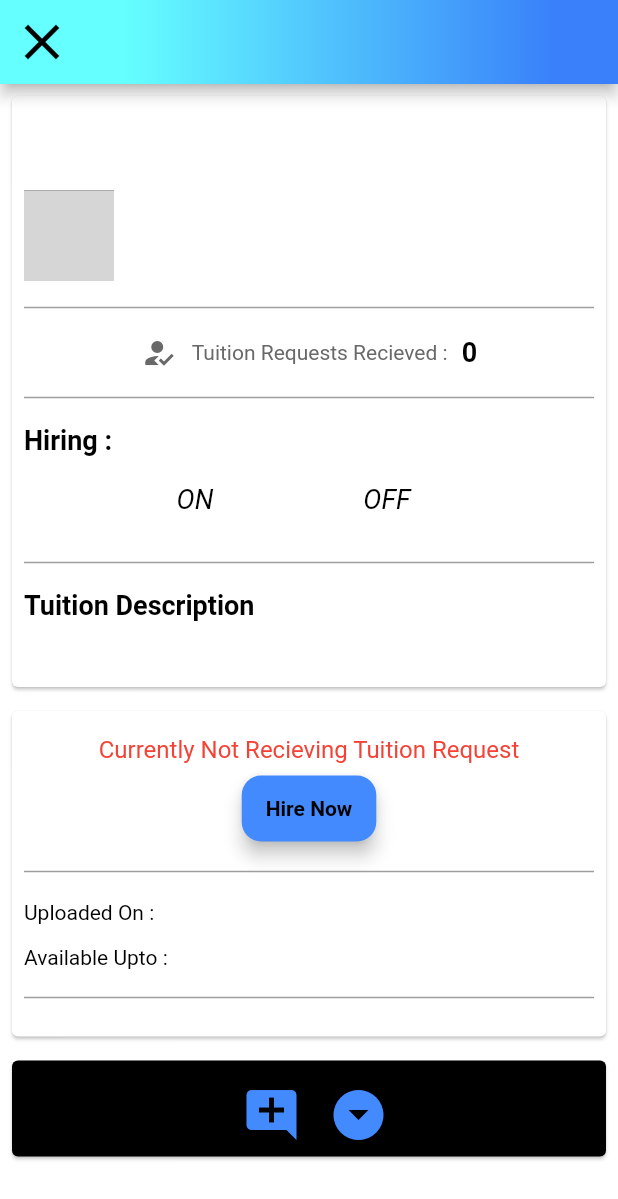
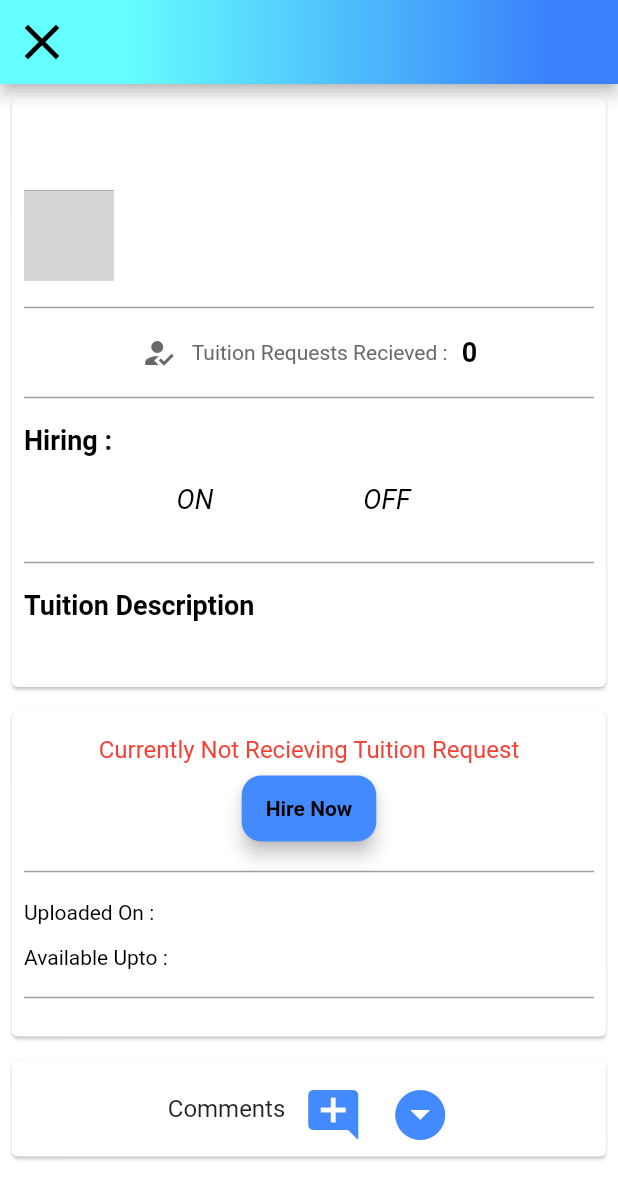
Before and after one commit to Galib-23/tutor-finder-app, a Flutter app: the TuitionDetailsScreen screen opened directly with empty values, on a phone screen of 412 x 824 dp. Shown: the top 1199 px of the screen. Run offline on Flutter 3.47's test engine with Material 2 defaults, Android fonts, the phone set to English and light mode, and no system bars; our stand-ins replace cached_network_image, cloud_firestore, curved_navigation_bar, firebase_auth, firebase_core, firebase_storage and 3 more; accounts and stored records are empty; network calls fail; grey boxes are pictures that could not be loaded.

Commit message:
comment section color fixed

```diff
--- a/lib/Tuitions/tuition_details.dart
+++ b/lib/Tuitions/tuition_details.dart
@@ -525,7 +525,7 @@ class _TuitionDetailsScreenState extends State<TuitionDetailsScreen> {
               Padding(
                 padding: const EdgeInsets.all(4.0),
                 child: Card(
-                  color: Colors.black,
+                  color: Colors.white,
                   child: Padding(
                     padding: const EdgeInsets.all(8.0),
                     child: Column(
@@ -549,20 +549,17 @@ class _TuitionDetailsScreenState extends State<TuitionDetailsScreen> {
                                         maxLength: 200,
                                         keyboardType: TextInputType.text,
                                         maxLines: 6,
-                                        decoration: InputDecoration(
+                                        decoration: const InputDecoration(
                                           filled: true,
-                                          fillColor: Theme.of(context)
-                                              .scaffoldBackgroundColor,
-                                          enabledBorder:
-                                              const UnderlineInputBorder(
+                                          fillColor: Colors.white,
+                                          enabledBorder: OutlineInputBorder(
                                             borderSide: BorderSide(
-                                              color: Colors.white,
+                                              color: Colors.black,
                                             ),
                                           ),
-                                          focusedBorder:
-                                              const OutlineInputBorder(
+                                          focusedBorder: OutlineInputBorder(
                                             borderSide:
-                                                BorderSide(color: Colors.pink),
+                                                BorderSide(color: Colors.black),
                                           ),
                                         ),
                                       ),
@@ -660,6 +657,10 @@ class _TuitionDetailsScreenState extends State<TuitionDetailsScreen> {
                               : Row(
                                   mainAxisAlignment: MainAxisAlignment.center,
                                   children: [
+                                    const Text(
+                                      'Comments ',
+                                      style: TextStyle(fontSize: 16),
+                                    ),
                                     IconButton(
                                       onPressed: () {
                                         setState(() {
```
